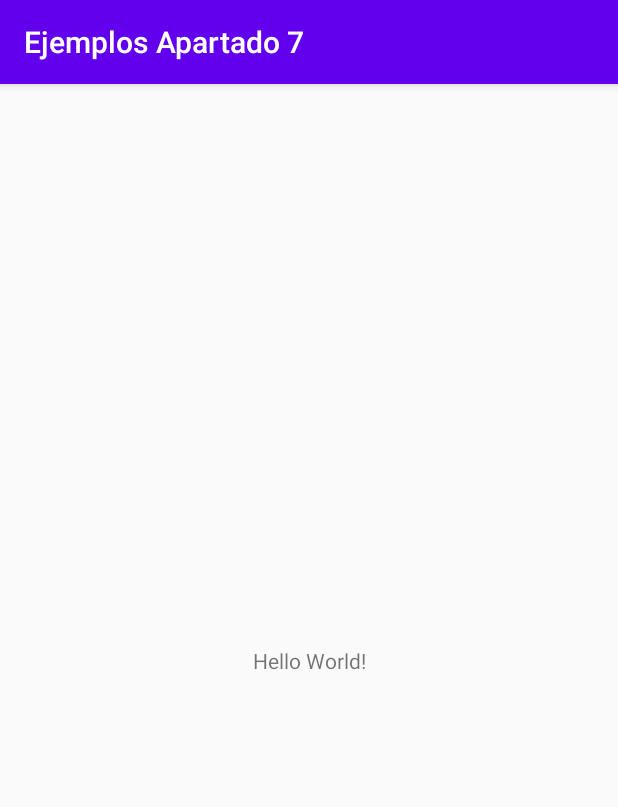
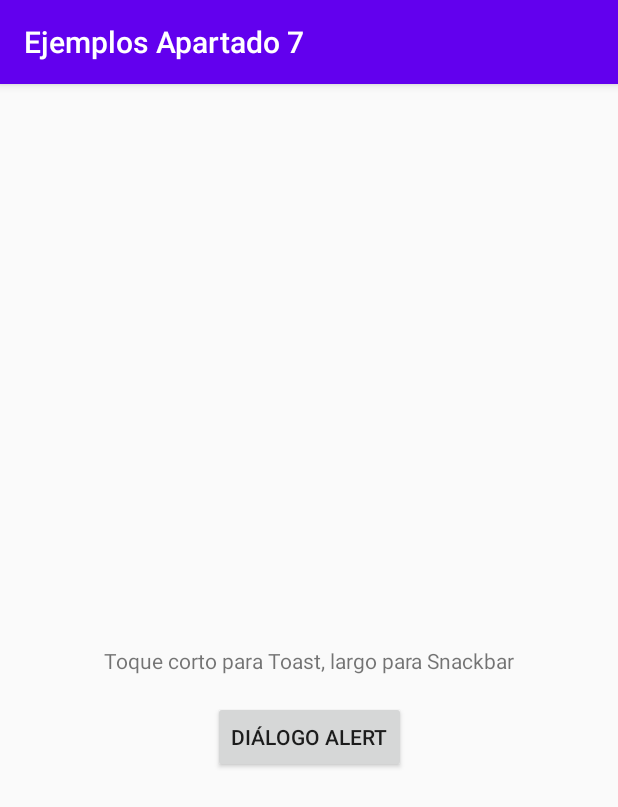
Before and after one commit to Clases-de-Victor-Rivas/Ejemplos-Apartado-7, an Android app: the screen it shows after launch (MainActivity), on a phone screen of 412 x 824 dp. Shown: the top 807 px of the screen. Run offline under Robolectric (Android 15) with nearby library versions, the phone set to English and light mode, and no system bars.

Commit message:
IMplementado alert dialog

```diff
--- a/app/src/main/res/layout/activity_main.xml
+++ b/app/src/main/res/layout/activity_main.xml
@@ -5,17 +5,29 @@
     android:id="@+id/layout"
     android:layout_width="match_parent"
     android:layout_height="match_parent"
-    android:clickable="true"
-    android:onClick="onclick"
+    android:clickable="false"
+    android:focusable="auto"
     tools:context=".MainActivity">
 
     <TextView
+        android:id="@+id/textView"
         android:layout_width="wrap_content"
         android:layout_height="wrap_content"
-        android:text="Hello World!"
+        android:text="@string/toque_corto_para_toast_largo_para_snackbar"
         app:layout_constraintBottom_toBottomOf="parent"
         app:layout_constraintLeft_toLeftOf="parent"
         app:layout_constraintRight_toRightOf="parent"
         app:layout_constraintTop_toTopOf="parent" />
 
+    <Button
+        android:id="@+id/button"
+        android:layout_width="wrap_content"
+        android:layout_height="wrap_content"
+        android:layout_marginTop="17dp"
+        android:onClick="boton_dialog_alert_click"
+        android:text="@string/di_logo_alert"
+        app:layout_constraintEnd_toEndOf="parent"
+        app:layout_constraintStart_toStartOf="parent"
+        app:layout_constraintTop_toBottomOf="@+id/textView" />
+
 </androidx.constraintlayout.widget.ConstraintLayout>
--- a/app/src/main/res/values/strings.xml
+++ b/app/src/main/res/values/strings.xml
@@ -1,3 +1,5 @@
 <resources>
     <string name="app_name">Ejemplos Apartado 7</string>
+    <string name="di_logo_alert">Diálogo Alert</string>
+    <string name="toque_corto_para_toast_largo_para_snackbar">Toque corto para Toast, largo para Snackbar</string>
 </resources>
```
Also changed, not shown: app/src/main/java/es/vrivas/ejemplosapartado7/MainActivity.kt (+30 -6 lines).
